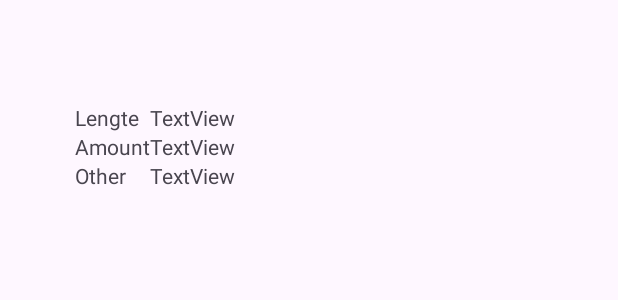
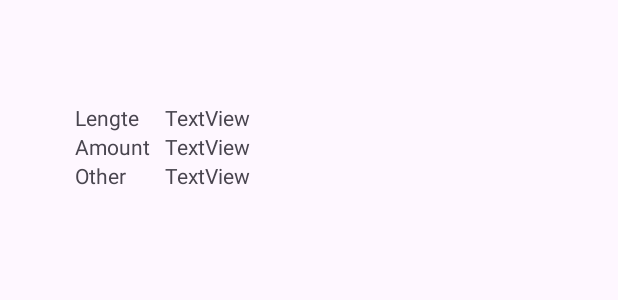
Before and after one commit to Schmitzenbergh/Sinterklaasbestelapp, an Android app: the layout fragment_summary.xml on its own in the app's theme, with its tools: preview values and no code run, on a phone screen of 412 x 824 dp. Shown: the part 828-1128 px from the top of the screen. Run offline under Robolectric (Android 15) with nearby library versions, the phone set to English and light mode, and no system bars.

Commit message:
Changed spacing on fragment_summary.xml

```diff
--- a/app/src/main/res/layout/fragment_summary.xml
+++ b/app/src/main/res/layout/fragment_summary.xml
@@ -46,11 +46,14 @@
         <TableRow
             android:layout_width="match_parent"
             android:layout_height="match_parent">
+
             <TextView
                 android:id="@+id/summary_txt_length_label"
                 android:layout_width="wrap_content"
                 android:layout_height="wrap_content"
-                android:text="Lengte" />
+                android:text="Lengte"
+                android:paddingEnd="10dp"/>
+
             <TextView
                 android:id="@+id/summary_txt_length"
                 android:layout_width="wrap_content"
@@ -61,16 +64,20 @@
         <TableRow
             android:layout_width="match_parent"
             android:layout_height="match_parent">
+
             <TextView
                 android:id="@+id/summary_txt_amount_label"
                 android:layout_width="wrap_content"
                 android:layout_height="wrap_content"
-                android:text="Amount" />
+                android:text="Amount"
+                android:paddingEnd="10dp"/>
+
             <TextView
                 android:id="@+id/summary_txt_amount"
                 android:layout_width="wrap_content"
                 android:layout_height="wrap_content"
-                android:text="TextView" />
+                android:text="TextView"
+                />
         </TableRow>
 
         <TableRow
@@ -80,7 +87,8 @@
                 android:id="@+id/summary_txt_other_label"
                 android:layout_width="wrap_content"
                 android:layout_height="wrap_content"
-                android:text="Other" />
+                android:text="Other"
+                android:paddingEnd="10dp"/>
             <TextView
                 android:id="@+id/summary_txt_other"
                 android:layout_width="wrap_content"
```
